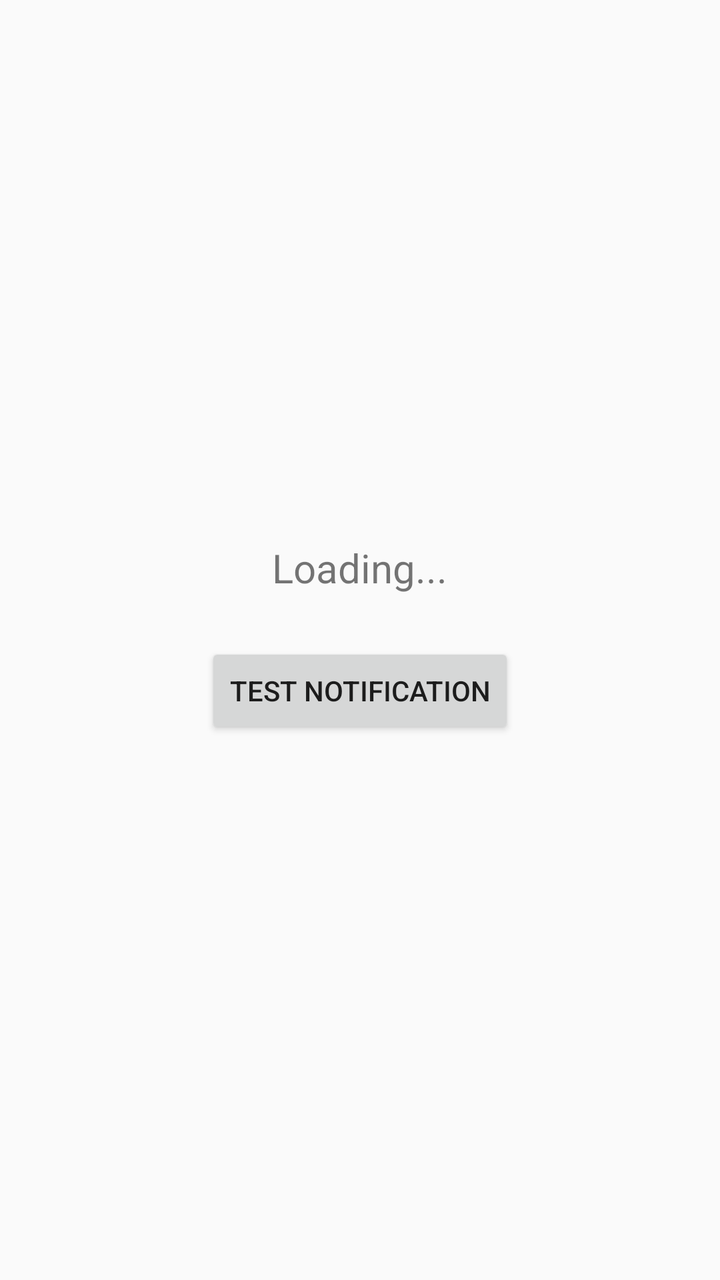
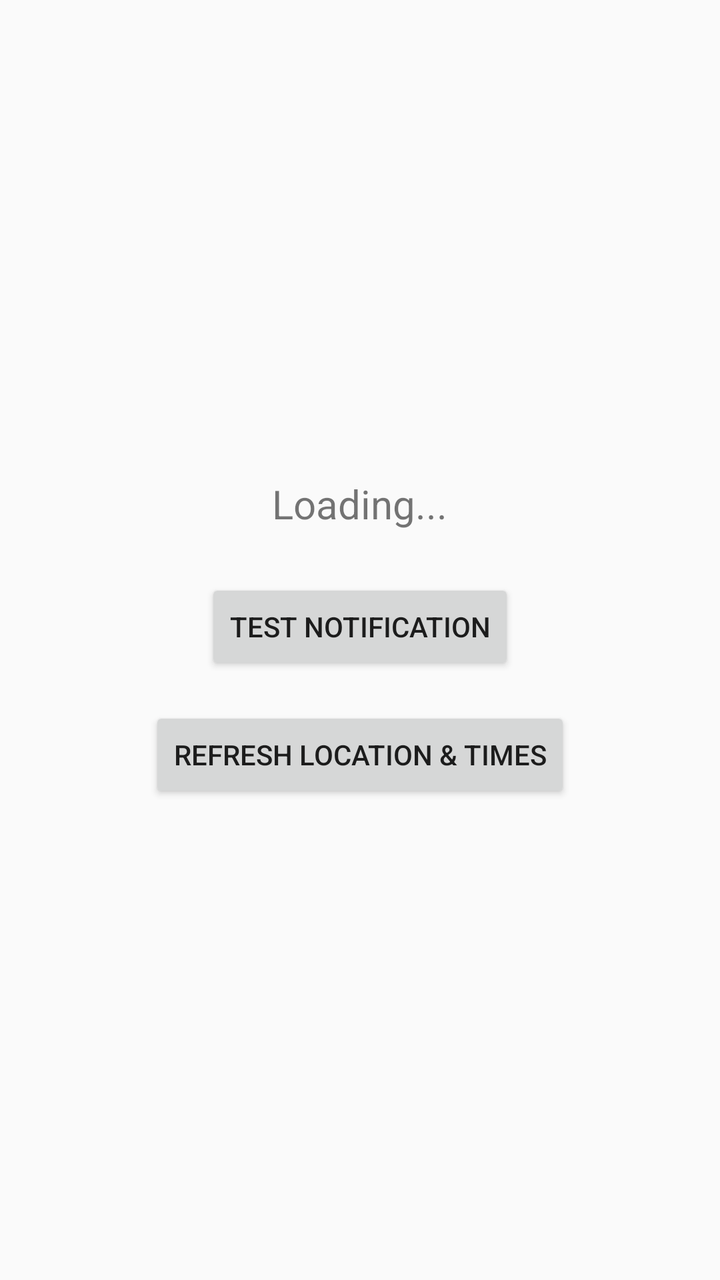

The first picture is an Android layout as it rendered before a commit; the second is the same layout after the commit. The layout source and the unified diff follow.
<!-- AndroidManifest.xml: application theme Theme.AppCompat.Light.DarkActionBar -->
<!-- res/layout/activity_main.xml -->
<?xml version="1.0" encoding="utf-8"?>
<LinearLayout xmlns:android="http://schemas.android.com/apk/res/android"
    android:layout_width="match_parent"
    android:layout_height="match_parent"
    android:orientation="vertical"
    android:padding="16dp"
    android:gravity="center">

    <TextView
        android:id="@+id/textView"
        android:layout_width="wrap_content"
        android:layout_height="wrap_content"
        android:text="Loading..."
        android:textSize="20sp"
        android:layout_marginBottom="24dp" />

    <Button
        android:id="@+id/testButton"
        android:layout_width="wrap_content"
        android:layout_height="wrap_content"
        android:text="Test Notification" />

</LinearLayout>
<!-- resources referenced by this layout -->
<resources>

</resources>

<!-- the commit's change to res/layout/activity_main.xml (unified diff, before → after) -->
@@ -20,4 +20,11 @@
         android:layout_height="wrap_content"
         android:text="Test Notification" />
 
+    <Button
+        android:id="@+id/refreshButton"
+        android:layout_width="wrap_content"
+        android:layout_height="wrap_content"
+        android:text="Refresh Location &amp; Times"
+        android:layout_marginTop="16dp" />
+
 </LinearLayout>
